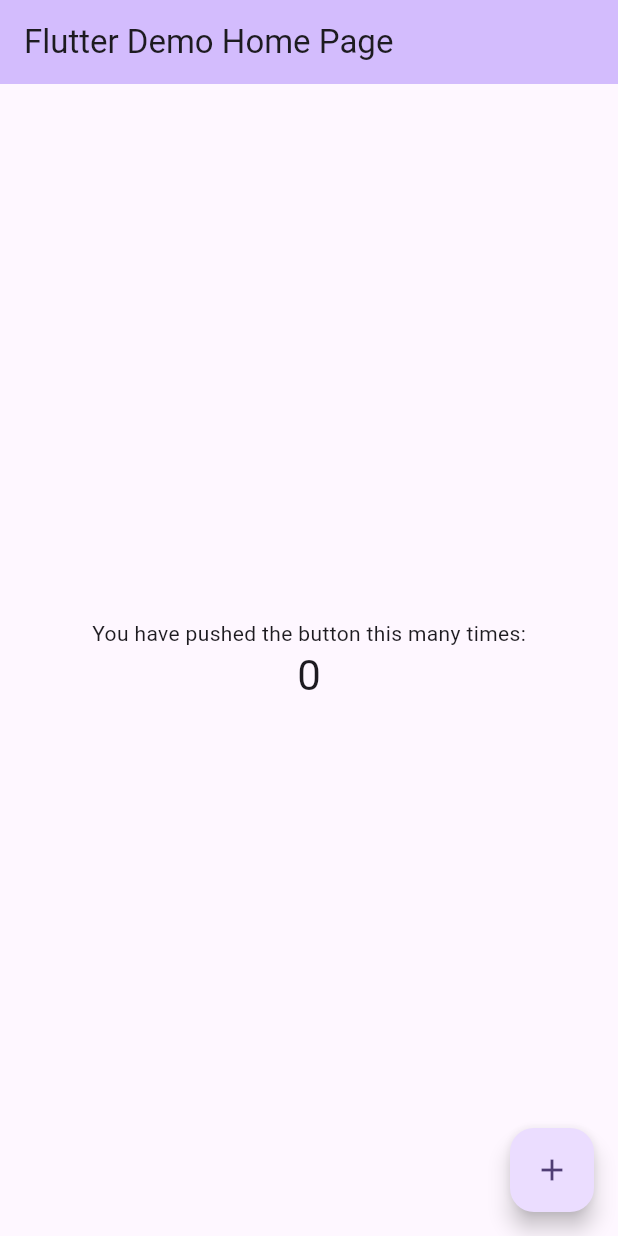
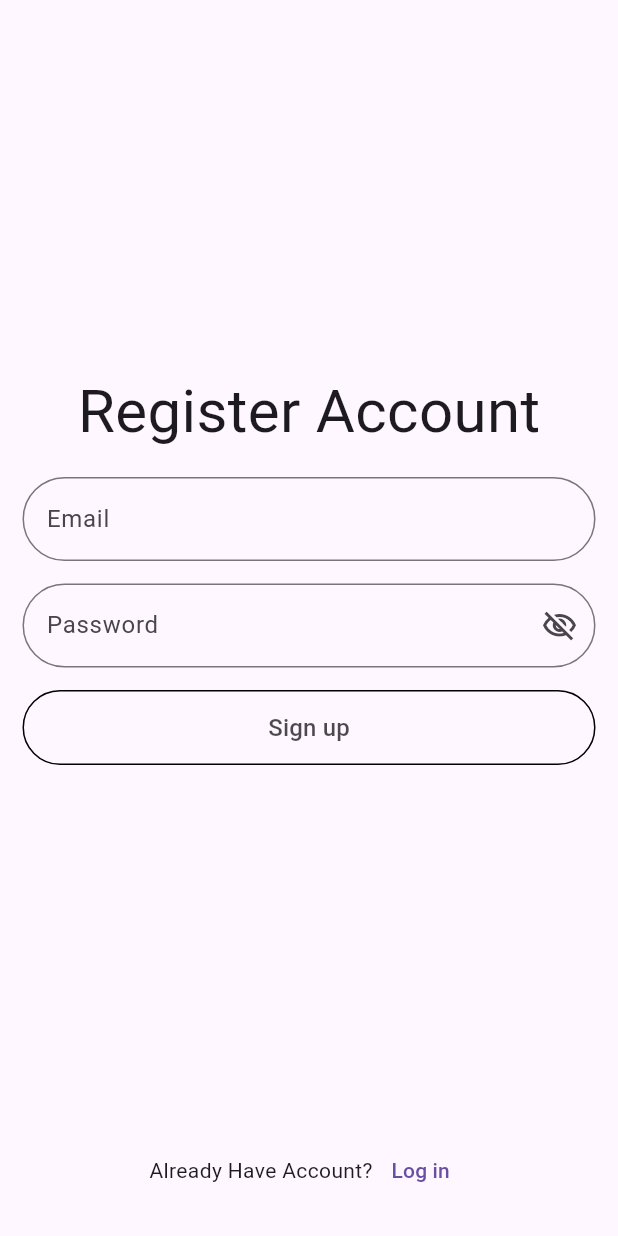
Before and after one commit to Sciege/auth_practice, a Flutter app: the screen it shows after launch, on a phone screen of 412 x 824 dp. Run offline on Flutter 3.47's test engine with Material 3 defaults, Android fonts, the phone set to English and light mode, and no system bars; our stand-ins replace firebase_auth, firebase_core, fluttertoast; accounts and stored records are empty.

Commit message:
Implement Firebase Auth with email & password

```diff
--- a/lib/main.dart
+++ b/lib/main.dart
@@ -1,125 +1,20 @@
+import 'package:authentication/signup/sign_up.dart';
 import 'package:flutter/material.dart';
+import 'package:firebase_core/firebase_core.dart';
 
-void main() {
+Future<void> main() async {
+  WidgetsFlutterBinding.ensureInitialized();
+  await Firebase.initializeApp();
   runApp(const MyApp());
 }
 
 class MyApp extends StatelessWidget {
   const MyApp({super.key});
 
-  // This widget is the root of your application.
   @override
   Widget build(BuildContext context) {
     return MaterialApp(
-      title: 'Flutter Demo',
-      theme: ThemeData(
-        // This is the theme of your application.
-        //
-        // TRY THIS: Try running your application with "flutter run". You'll see
-        // the application has a purple toolbar. Then, without quitting the app,
-        // try changing the seedColor in the colorScheme below to Colors.green
-        // and then invoke "hot reload" (save your changes or press the "hot
-        // reload" button in a Flutter-supported IDE, or press "r" if you used
-        // the command line to start the app).
-        //
-        // Notice that the counter didn't reset back to zero; the application
-        // state is not lost during the reload. To reset the state, use hot
-        // restart instead.
-        //
-        // This works for code too, not just values: Most code changes can be
-        // tested with just a hot reload.
-        colorScheme: ColorScheme.fromSeed(seedColor: Colors.deepPurple),
-        useMaterial3: true,
-      ),
-      home: const MyHomePage(title: 'Flutter Demo Home Page'),
+      home: SignUp(),
     );
   }
 }
-
-class MyHomePage extends StatefulWidget {
-  const MyHomePage({super.key, required this.title});
-
-  // This widget is the home page of your application. It is stateful, meaning
-  // that it has a State object (defined below) that contains fields that affect
-  // how it looks.
-
-  // This class is the configuration for the state. It holds the values (in this
-  // case the title) provided by the parent (in this case the App widget) and
-  // used by the build method of the State. Fields in a Widget subclass are
-  // always marked "final".
-
-  final String title;
-
-  @override
-  State<MyHomePage> createState() => _MyHomePageState();
-}
-
-class _MyHomePageState extends State<MyHomePage> {
-  int _counter = 0;
-
-  void _incrementCounter() {
-    setState(() {
-      // This call to setState tells the Flutter framework that something has
-      // changed in this State, which causes it to rerun the build method below
-      // so that the display can reflect the updated values. If we changed
-      // _counter without calling setState(), then the build method would not be
-      // called again, and so nothing would appear to happen.
-      _counter++;
-    });
-  }
-
-  @override
-  Widget build(BuildContext context) {
-    // This method is rerun every time setState is called, for instance as done
-    // by the _incrementCounter method above.
-    //
-    // The Flutter framework has been optimized to make rerunning build methods
-    // fast, so that you can just rebuild anything that needs updating rather
-    // than having to individually change instances of widgets.
-    return Scaffold(
-      appBar: AppBar(
-        // TRY THIS: Try changing the color here to a specific color (to
-        // Colors.amber, perhaps?) and trigger a hot reload to see the AppBar
-        // change color while the other colors stay the same.
-        backgroundColor: Theme.of(context).colorScheme.inversePrimary,
-        // Here we take the value from the MyHomePage object that was created by
-        // the App.build method, and use it to set our appbar title.
-        title: Text(widget.title),
-      ),
-      body: Center(
-        // Center is a layout widget. It takes a single child and positions it
-        // in the middle of the parent.
-        child: Column(
-          // Column is also a layout widget. It takes a list of children and
-          // arranges them vertically. By default, it sizes itself to fit its
-          // children horizontally, and tries to be as tall as its parent.
-          //
-          // Column has various properties to control how it sizes itself and
-          // how it positions its children. Here we use mainAxisAlignment to
-          // center the children vertically; the main axis here is the vertical
-          // axis because Columns are vertical (the cross axis would be
-          // horizontal).
-          //
-          // TRY THIS: Invoke "debug painting" (choose the "Toggle Debug Paint"
-          // action in the IDE, or press "p" in the console), to see the
-          // wireframe for each widget.
-          mainAxisAlignment: MainAxisAlignment.center,
-          children: <Widget>[
-            const Text(
-              'You have pushed the button this many times:',
-            ),
-            Text(
-              '$_counter',
-              style: Theme.of(context).textTheme.headlineMedium,
-            ),
-          ],
-        ),
-      ),
-      floatingActionButton: FloatingActionButton(
-        onPressed: _incrementCounter,
-        tooltip: 'Increment',
-        child: const Icon(Icons.add),
-      ), // This trailing comma makes auto-formatting nicer for build methods.
-    );
-  }
-}
--- /dev/null
+++ b/lib/services/auth_service.dart
@@ -0,0 +1,115 @@
+import 'package:authentication/home_page.dart';
+import 'package:firebase_auth/firebase_auth.dart';
+import 'package:flutter/material.dart';
+import 'package:fluttertoast/fluttertoast.dart';
+
+class AuthService {
+  Future<bool> signUp({
+    required String email,
+    required String password,
+    required BuildContext context,
+  }) async {
+    try {
+      // Show loading dialog
+      showDialog(
+        context: context,
+        barrierDismissible: false,
+        builder: (context) => const Center(
+          child: CircularProgressIndicator(),
+        ),
+      );
+
+      // Create user
+      final UserCredential userCredential = await FirebaseAuth.instance
+          .createUserWithEmailAndPassword(email: email, password: password);
+
+      // Hide loading dialog
+      Navigator.pop(context);
+
+      if (userCredential.user != null) {
+        // Successfully created user
+        Fluttertoast.showToast(msg: "Account created successfully!");
+        return true;
+      }
+      return false;
+    } on FirebaseAuthException catch (e) {
+      // Hide loading dialog
+      Navigator.pop(context);
+
+      String message = '';
+      switch (e.code) {
+        case 'weak-password':
+          message = 'The password provided is too weak';
+          break;
+        case 'email-already-in-use':
+          message = 'An account already exists with that email';
+          break;
+        case 'invalid-email':
+          message = 'The email address is not valid';
+          break;
+        default:
+          message = 'An error occurred during registration';
+      }
+      Fluttertoast.showToast(msg: message);
+      return false;
+    } catch (e) {
+      // Hide loading dialog
+      Navigator.pop(context);
+
+      Fluttertoast.showToast(msg: "An unexpected error occurred");
+      return false;
+    }
+  }
+
+  Future<void> logIn({
+    required String email,
+    required String password,
+    required BuildContext context,
+  }) async {
+    try {
+      // Show loading dialog
+      showDialog(
+        context: context,
+        barrierDismissible: false,
+        builder: (context) => const Center(
+          child: CircularProgressIndicator(),
+        ),
+      );
+
+      // Create user
+      final UserCredential userCredential = await FirebaseAuth.instance
+          .signInWithEmailAndPassword(email: email, password: password);
+
+      // Hide loading dialog
+      Navigator.pop(context);
+
+      Navigator.pushReplacement(
+          context, MaterialPageRoute(builder: (context) => HomePage()));
+
+    } on FirebaseAuthException catch (e) {
+      // Hide loading dialog
+      Navigator.pop(context);
+
+      String message = '';
+      switch (e.code) {
+        case 'user-not-found':
+          message = 'No user found in that email';
+          break;
+        case 'wrong-password':
+          message = 'Wrong password provided for that user';
+          break;
+        case 'invalid-email':
+          message = 'The email address is not valid';
+          break;
+        default:
+          message = 'An error occurred during registration';
+      }
+      Fluttertoast.showToast(msg: message);
+    } catch (e) {
+      // Hide loading dialog
+      Navigator.pop(context);
+
+      Fluttertoast.showToast(msg: "An unexpected error occurred");
+    }
+  }
+}
--- /dev/null
+++ b/lib/signup/sign_up.dart
@@ -0,0 +1,116 @@
+import 'package:authentication/login/log_in.dart';
+import 'package:authentication/services/auth_service.dart';
+import 'package:flutter/material.dart';
+import '../home_page.dart';
+
+class SignUp extends StatefulWidget {
+  SignUp({super.key});
+
+  @override
+  State<SignUp> createState() => _SignUpState();
+}
+
+class _SignUpState extends State<SignUp> {
+  bool showPass = false;
+  final TextEditingController emailController = TextEditingController();
+  final TextEditingController passwordController = TextEditingController();
+
+  @override
+  Widget build(BuildContext context) {
+    return Scaffold(
+      body: Column(
+        children: [
+          Expanded(
+            child: Center(
+              child: Column(
+                mainAxisAlignment: MainAxisAlignment.center,
+                children: [
+                  Text(
+                    'Register Account',
+                    style: TextStyle(fontSize: 40),
+                  ),
+                  SizedBox(height: 5),
+                  Padding(
+                    padding: const EdgeInsets.fromLTRB(15, 10, 15, 10),
+                    child: TextField(
+                      controller: emailController,
+                      decoration: InputDecoration(
+                        border: OutlineInputBorder(
+                            borderRadius: BorderRadius.circular(50)),
+                        hintText: 'Email',
+                      ),
+                    ),
+                  ),
+                  Padding(
+                    padding: const EdgeInsets.fromLTRB(15, 5, 15, 0),
+                    child: TextField(
+                      controller: passwordController,
+                      obscureText: showPass ? false : true,
+                      decoration: InputDecoration(
+                        border: OutlineInputBorder(
+                            borderRadius: BorderRadius.circular(50)),
+                        hintText: 'Password',
+                        suffixIcon: IconButton(
+                          onPressed: () {
+                            setState(() {
+                              showPass = !showPass;
+                            });
+                          },
+                          icon: Icon(showPass
+                              ? Icons.remove_red_eye_outlined
+                              : Icons.visibility_off_outlined),
+                        ),
+                      ),
+                    ),
+                  ),
+                  Padding(
+                    padding: const EdgeInsets.fromLTRB(15, 15, 15, 0),
+                    child: Container(
+                      height: 50,
+                      width: double.infinity,
+                      child: OutlinedButton(
+                        onPressed: () async {
+                          await AuthService().signUp(
+                              email: emailController.text,
+                              password: passwordController.text,
+                              context: context);
+                        },
+                        child: Opacity(
+                          opacity: 0.7,
+                          child: Text(
+                            'Sign up',
+                            style: TextStyle(fontSize: 16, color: Colors.black),
+                          ),
+                        ),
+                        style: OutlinedButton.styleFrom(
+                            side: BorderSide(
+                                width: 1,
+                                color: Colors.black,
+                                style: BorderStyle.solid)),
+                      ),
+                    ),
+                  ),
+                ],
+              ),
+            ),
+          ),
+          Padding(
+            padding: const EdgeInsets.only(bottom: 20),
+            child: Row(
+              mainAxisAlignment: MainAxisAlignment.center,
+              children: [
+                Text('Already Have Account?'),
+                TextButton(
+                    onPressed: () {
+                      Navigator.push(context,
+                          MaterialPageRoute(builder: (context) => LoginPage()));
+                    },
+                    child: Text('Log in'))
+              ],
+            ),
+          ),
+        ],
+      ),
+    );
+  }
+}
--- a/pubspec.yaml
+++ b/pubspec.yaml
@@ -30,7 +30,9 @@ environment:
 dependencies:
   flutter:
     sdk: flutter
-
+  firebase_core: ^3.9.0
+  firebase_auth: ^5.3.4
+  fluttertoast: ^8.2.10
 
   # The following adds the Cupertino Icons font to your application.
   # Use with the CupertinoIcons class for iOS style icons.
```
Also changed, not shown: lib/home_page.dart (added, +15 -0 lines), lib/login/log_in.dart (added, +124 -0 lines), pubspec.lock, 6 other files.
